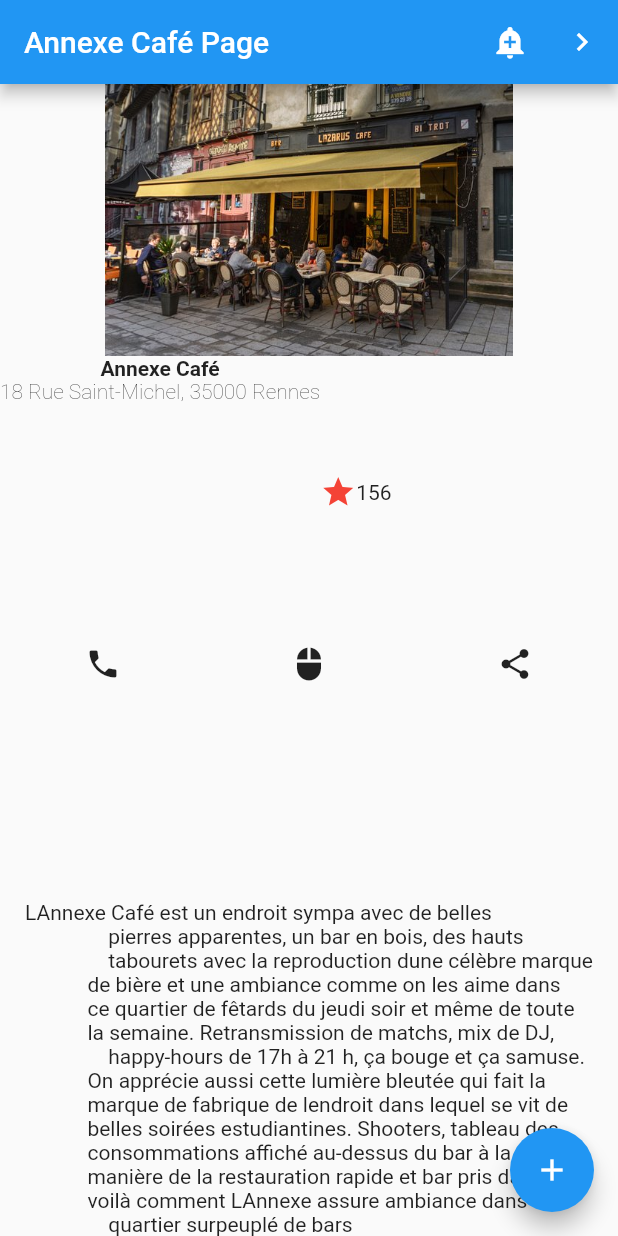
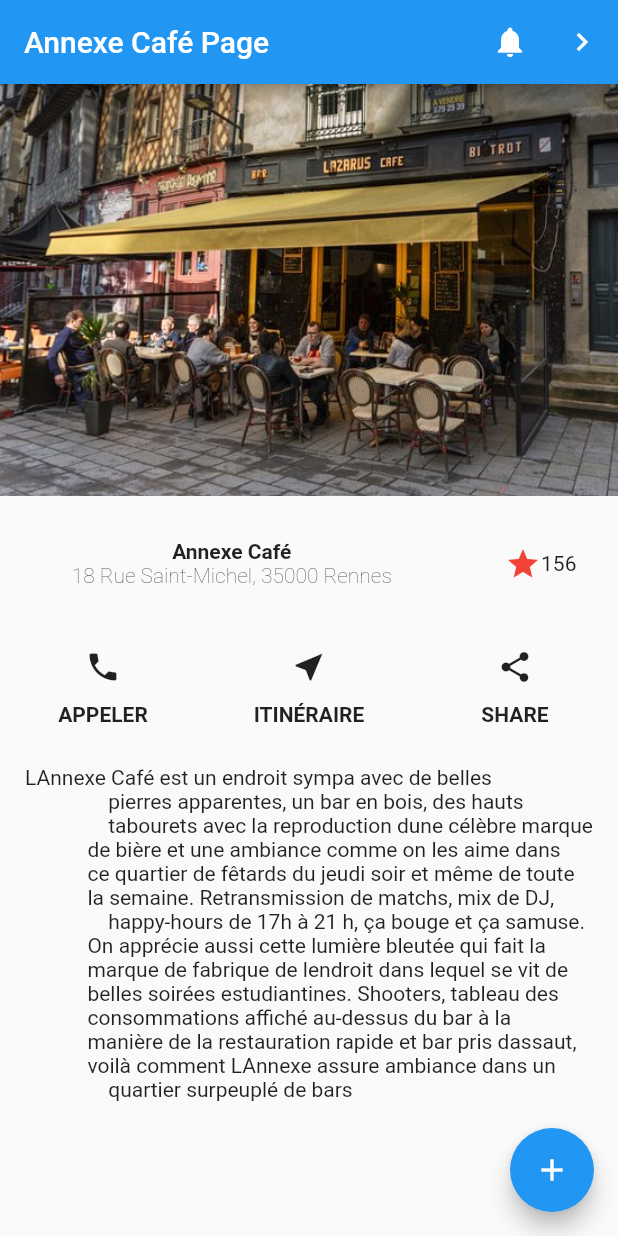
Before and after one commit to polymorph233/MMM-Flutter-1, a Flutter app: the screen it shows after launch, on a phone screen of 412 x 824 dp. Run offline on Flutter 3.47's test engine with Material 2 defaults, Android fonts, the phone set to English and light mode, and no system bars.

Commit message:
[HWAN] Fixed alignments

```diff
--- a/lib/main.dart
+++ b/lib/main.dart
@@ -73,7 +73,7 @@ class _MyHomePageState extends State<MyHomePage> {
         title: const Text('Annexe Café Page'),
         actions: <Widget>[
           IconButton(
-            icon: const Icon(Icons.add_alert),
+            icon: const Icon(Icons.notifications),
             tooltip: 'Réservez moi un café',
             onPressed: () {
               ScaffoldMessenger.of(context).showSnackBar(
@@ -123,10 +123,21 @@ class _MyHomePageState extends State<MyHomePage> {
           // horizontal).
           mainAxisAlignment: MainAxisAlignment.center,
           children: <Widget>[
-            Expanded(child: Image.asset('assets/images/café.jpg')),
-            Expanded(child: Row(
+            FittedBox(
+              fit: BoxFit.fill,
+              child:
+                Image.asset('assets/images/café.jpg'),
+            ),
+            Expanded(
+                flex: 2,
+                child: Row(
               children: [
-                Column(children: const [
+                Expanded(
+                  flex: 3,
+                  child: Column(
+                    mainAxisAlignment: MainAxisAlignment.center,
+                    crossAxisAlignment: CrossAxisAlignment.center,
+                    children: const [
                       Text(
                         'Annexe Café',
                         textAlign: TextAlign.left,
@@ -137,18 +148,27 @@ class _MyHomePageState extends State<MyHomePage> {
                         textAlign: TextAlign.left,
                         style: TextStyle(fontWeight: FontWeight.w200),
                       ),
-                ],),
-                Row(children: const [
+                  ])
+                ),
+                Expanded(
+                    flex: 1,
+                    child: Row(
+                      mainAxisAlignment: MainAxisAlignment.center,
+                      crossAxisAlignment: CrossAxisAlignment.center,
+                      children: const [
                       Icon(
                         Icons.star,
                         color: Colors.red,
                         size: 24.0,
                       ),
                       Text("156")
-                ],)
+                    ])
+                ),
               ],
             )),
-            Expanded(child: Row(
+            Expanded(
+                flex: 2,
+                child: Row(
               children: <Widget>[
                 Expanded(child: Column(children: [
                   IconButton(
@@ -159,18 +179,26 @@ class _MyHomePageState extends State<MyHomePage> {
                       //   _volume += 10;
                       // });
                     },
-                  )
+                  ),
+                  Text(
+                      "Appeler".toUpperCase(),
+                    style: const TextStyle(fontWeight: FontWeight.bold),
+                  ),
                 ])),
                 Expanded(child: Column(children: [
                   IconButton(
-                    icon: const Icon(Icons.mouse),
+                    icon: const Icon(Icons.near_me),
                     tooltip: 'Itinéraire',
                     onPressed: () {
                       // setState(() {
                       //   _volume += 10;
                       // });
                     },
-                  )
+                  ),
+                  Text(
+                    "Itinéraire".toUpperCase(),
+                    style: const TextStyle(fontWeight: FontWeight.bold),
+                  ),
                 ])),Expanded(child: Column(children: [
                   IconButton(
                     icon: const Icon(Icons.share),
@@ -180,11 +208,17 @@ class _MyHomePageState extends State<MyHomePage> {
                       //   _volume += 10;
                       // });
                     },
-                  )
+                  ),
+                  Text(
+                    "Share".toUpperCase(),
+                    style: const TextStyle(fontWeight: FontWeight.bold),
+                  ),
                 ])),
               ],
             )),
-            const Text(
+            Expanded(
+                flex: 7,
+                child: const Text(
               '''LAnnexe Café est un endroit sympa avec de belles
                 pierres apparentes, un bar en bois, des hauts
                 tabourets avec la reproduction dune célèbre marque
@@ -199,7 +233,7 @@ class _MyHomePageState extends State<MyHomePage> {
             manière de la restauration rapide et bar pris dassaut,
             voilà comment LAnnexe assure ambiance dans un
                 quartier surpeuplé de bars''',
-            ),
+            )),
           ],
         ),
       ),
```
Lines whose indentation alone changed are shown as unchanged.
